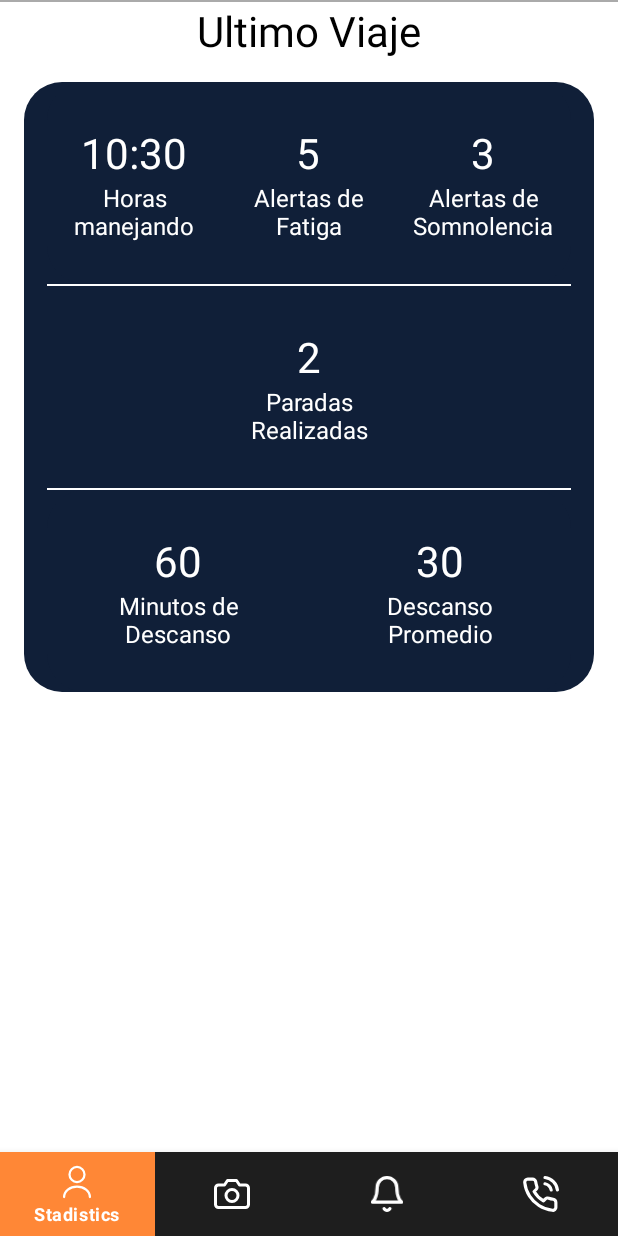
After one commit to jkmazzetti/StayAlertCam, an Android app: the fragment StatisticsLastFragment placed in its activity, on a phone screen of 412 x 824 dp. The commit adds this screen. Run offline under Robolectric (Android 15) with nearby library versions, the phone set to English and light mode, and no system bars.

Commit message:
Rediseño estadisticas pre agregado de dependencia
Commit pre agregado de nueva dependencia de charts

```diff
--- a/android/app/src/main/java/com/google/mediapipe/examples/facelandmarker/CustomButton.kt
+++ b/android/app/src/main/java/com/google/mediapipe/examples/facelandmarker/CustomButton.kt
@@ -1,7 +1,7 @@
 package com.google.mediapipe.examples.facelandmarker
 
 import android.content.Context
-import android.graphics.drawable.GradientDrawable
+import android.content.res.ColorStateList
 import android.util.AttributeSet
 import androidx.appcompat.widget.AppCompatButton
 import androidx.core.content.ContextCompat
@@ -21,10 +21,7 @@ class CustomButton @JvmOverloads constructor(
         text = buttonText
 
         // Configura el estilo del botón
-        val drawable = GradientDrawable().apply {
-            shape = GradientDrawable.RECTANGLE
-            cornerRadius = 50f
-        }
+        val drawable = ContextCompat.getDrawable(context, R.drawable.rounded_button)
         background = drawable
         setTextColor(ContextCompat.getColor(context, android.R.color.white))
 
@@ -33,6 +30,20 @@ class CustomButton @JvmOverloads constructor(
         textSize = 16f
         gravity = android.view.Gravity.CENTER
 
+        // Efecto de cambio de color al presionar
+        val states = arrayOf(
+            intArrayOf(android.R.attr.state_pressed),
+            intArrayOf()
+        )
+
+        val colors = intArrayOf(
+            ContextCompat.getColor(context, R.color.pressed_color),
+            ContextCompat.getColor(context, R.color.default_color)
+        )
+
+        val colorStateList = ColorStateList(states, colors)
+        backgroundTintList = colorStateList
+
         // Libera los recursos de los atributos
         attributes.recycle()
     }
--- /dev/null
+++ b/android/app/src/main/res/drawable/rounded_table_bg.xml
@@ -0,0 +1,9 @@
+<?xml version="1.0" encoding="utf-8"?>
+<selector xmlns:android="http://schemas.android.com/apk/res/android">
+    <item>
+        <shape android:shape="rectangle">
+            <solid android:color="@color/blue_stayalert" /> <!-- Color del botón -->
+            <corners android:radius="25dp"/> <!-- Radio de los bordes -->
+        </shape>
+    </item>
+</selector>
--- /dev/null
+++ b/android/app/src/main/res/layout/fragment_statistics_last.xml
@@ -0,0 +1,231 @@
+<LinearLayout xmlns:android="http://schemas.android.com/apk/res/android"
+    xmlns:app="http://schemas.android.com/apk/res-auto"
+    android:layout_width="match_parent"
+    android:layout_height="match_parent"
+    android:orientation="vertical"
+    android:paddingHorizontal="16dp">
+
+    <!-- Header Section -->
+    <LinearLayout
+        android:layout_width="match_parent"
+        android:layout_height="wrap_content"
+        android:orientation="vertical"
+        android:paddingBottom="15dp">
+
+        <TextView
+            android:layout_width="wrap_content"
+            android:layout_height="wrap_content"
+            android:layout_gravity="center_horizontal"
+            android:text="Ultimo Viaje"
+            android:textColor="@color/black"
+            android:textSize="28sp" />
+
+    </LinearLayout>
+
+    <ScrollView
+        android:layout_width="match_parent"
+        android:layout_height="match_parent">
+
+        <!-- Tabla -->
+        <TableLayout
+            android:layout_width="match_parent"
+            android:layout_height="wrap_content"
+            android:background="@drawable/rounded_table_bg"
+            android:paddingHorizontal="15sp">
+
+            <!-- Fila -->
+            <TableRow
+                android:layout_width="match_parent"
+                android:layout_height="wrap_content"
+                android:background="@drawable/rounded_table_bg"
+                android:paddingVertical="28sp">
+
+                <!-- Celda -->
+                <LinearLayout
+                    android:layout_width="0dp"
+                    android:layout_height="wrap_content"
+                    android:layout_weight="1"
+                    android:orientation="vertical">
+
+                    <TextView
+                        android:id="@+id/tv_duracion"
+                        android:layout_width="match_parent"
+                        android:layout_height="wrap_content"
+                        android:gravity="center"
+                        android:text="NUM"
+                        android:textColor="@color/bottom_sheet_text_color"
+                        android:textSize="28sp" />
+
+                    <TextView
+                        android:layout_width="match_parent"
+                        android:layout_height="wrap_content"
+                        android:gravity="center"
+                        android:text="Horas\nmanejando"
+                        android:textColor="@color/bottom_sheet_text_color"
+                        android:textSize="16sp" />
+                </LinearLayout>
+
+                <!-- Celda -->
+                <LinearLayout
+                    android:layout_width="0dp"
+                    android:layout_height="wrap_content"
+                    android:layout_weight="1"
+                    android:orientation="vertical">
+
+                    <TextView
+                        android:id="@+id/tv_alertas_fatiga"
+                        android:layout_width="match_parent"
+                        android:layout_height="wrap_content"
+                        android:gravity="center"
+                        android:text="NUM"
+                        android:textColor="@color/bottom_sheet_text_color"
+                        android:textSize="28sp" />
+
+                    <TextView
+                        android:layout_width="match_parent"
+                        android:layout_height="wrap_content"
+                        android:gravity="center"
+                        android:text="Alertas de\nFatiga"
+                        android:textColor="@color/bottom_sheet_text_color"
+                        android:textSize="16sp" />
+                </LinearLayout>
+
+                <!-- Celda -->
+                <LinearLayout
+                    android:layout_width="0dp"
+                    android:layout_height="wrap_content"
+                    android:layout_weight="1"
+                    android:orientation="vertical">
+
+                    <TextView
+                        android:id="@+id/tv_alertas_somnolencia"
+                        android:layout_width="match_parent"
+                        android:layout_height="wrap_content"
+                        android:gravity="center"
+                        android:text="NUM"
+                        android:textColor="@color/bottom_sheet_text_color"
+                        android:textSize="28sp" />
+
+                    <TextView
+                        android:layout_width="match_parent"
+                        android:layout_height="wrap_content"
+                        android:gravity="center"
+                        android:text="Alertas de\nSomnolencia"
+                        android:textColor="@color/bottom_sheet_text_color"
+                        android:textSize="16sp" />
+                </LinearLayout>
+            </TableRow>
+
+            <!-- Fila Separadora -->
+            <TableRow
+                android:layout_width="match_parent"
+                android:layout_height="wrap_content"
+                android:padding="1px"
+                android:background="@color/bottom_sheet_text_color">
+            </TableRow>
+
+            <!-- Fila -->
+            <TableRow
+                android:layout_width="match_parent"
+                android:layout_height="wrap_content"
+                android:background="@color/blue_stayalert"
+                android:paddingVertical="28sp">
+
+                <!-- Celda -->
+                <LinearLayout
+                    android:layout_width="0dp"
+                    android:layout_height="wrap_content"
+                    android:layout_weight="1"
+                    android:orientation="vertical">
+
+                    <TextView
+                        android:id="@+id/tv_cantidad_descansos_totales"
+                        android:layout_width="match_parent"
+                        android:layout_height="wrap_content"
+                        android:gravity="center"
+                        android:text="NUM"
+                        android:textColor="@color/bottom_sheet_text_color"
+                        android:textSize="28sp" />
+
+                    <TextView
+                        android:layout_width="match_parent"
+                        android:layout_height="wrap_content"
+                        android:gravity="center"
+                        android:text="Paradas\nRealizadas"
+                        android:textColor="@color/bottom_sheet_text_color"
+                        android:textSize="16sp" />
+                </LinearLayout>
+            </TableRow>
+
+            <!-- Fila Separadora -->
+            <TableRow
+                android:layout_width="match_parent"
+                android:layout_height="wrap_content"
+                android:padding="1px"
+                android:background="@color/bottom_sheet_text_color">
+            </TableRow>
+
+            <!-- Fila -->
+            <TableRow
+                android:layout_width="match_parent"
+                android:layout_height="wrap_content"
+                android:background="@drawable/rounded_table_bg"
+                android:paddingVertical="28sp">
+
+                <!-- Celda -->
+                <LinearLayout
+                    android:layout_width="0dp"
+                    android:layout_height="wrap_content"
+                    android:layout_weight="1"
+                    android:orientation="vertical">
+
+                    <TextView
+                        android:id="@+id/tv_minutos_totales_descanso"
+                        android:layout_width="match_parent"
+                        android:layout_height="wrap_content"
+                        android:gravity="center"
+                        android:text="NUM"
+                        android:textColor="@color/bottom_sheet_text_color"
+                        android:textSize="28sp" />
+
+                    <TextView
+                        android:layout_width="match_parent"
+                        android:layout_height="wrap_content"
+                        android:gravity="center"
+                        android:text="Minutos de\nDescanso"
+                        android:textColor="@color/bottom_sheet_text_color"
+                        android:textSize="16sp" />
+                </LinearLayout>
+
+                <!-- Celda -->
+                <LinearLayout
+                    android:layout_width="0dp"
+                    android:layout_height="wrap_content"
+                    android:layout_weight="1"
+                    android:orientation="vertical">
+
+                    <TextView
+                        android:id="@+id/tv_minutos_promedio_por_descanso"
+                        android:layout_width="match_parent"
+                        android:layout_height="wrap_content"
+                        android:gravity="center"
+                        android:text="NUM"
+                        android:textColor="@color/bottom_sheet_text_color"
+                        android:textSize="28sp" />
+
+                    <TextView
+                        android:layout_width="match_parent"
+                        android:layout_height="wrap_content"
+                        android:gravity="center"
+                        android:text="Descanso\nPromedio"
+                        android:textColor="@color/bottom_sheet_text_color"
+                        android:textSize="16sp" />
+                </LinearLayout>
+
+            </TableRow>
+
+        </TableLayout>
+
+    </ScrollView>
+
+</LinearLayout>
--- a/android/app/src/main/res/values/colors.xml
+++ b/android/app/src/main/res/values/colors.xml
@@ -33,4 +33,7 @@
     <color name="nav_item_selected">#FF8736</color>
     <color name="nav_item_default">#1E1E1E</color>
     <color name="white_stayalert">#E5E5E5</color>
+    <color name="pressed_color">#CDD16E2B</color>
+    <color name="default_color">#FF8736</color>
+    <color name="blue_stayalert">#101f38</color>
 </resources>
```
Also changed, not shown: android/app/src/main/assets/info_boxes.json (+15 -32 lines), android/app/src/main/java/com/google/mediapipe/examples/facelandmarker/StatisticsFragment.kt (+16 -57 lines), android/app/src/main/java/com/google/mediapipe/examples/facelandmarker/StatisticsHistoricalFragment.kt (added, +37 -0 lines), android/app/src/main/java/com/google/mediapipe/examples/facelandmarker/StatisticsLastFragment.kt (added, +60 -0 lines), android/app/src/main/res/layout/fragment_statistics.xml (+20 -50 lines), android/app/src/main/res/layout/fragment_statistics_historical.xml (added, +24 -0 lines).
